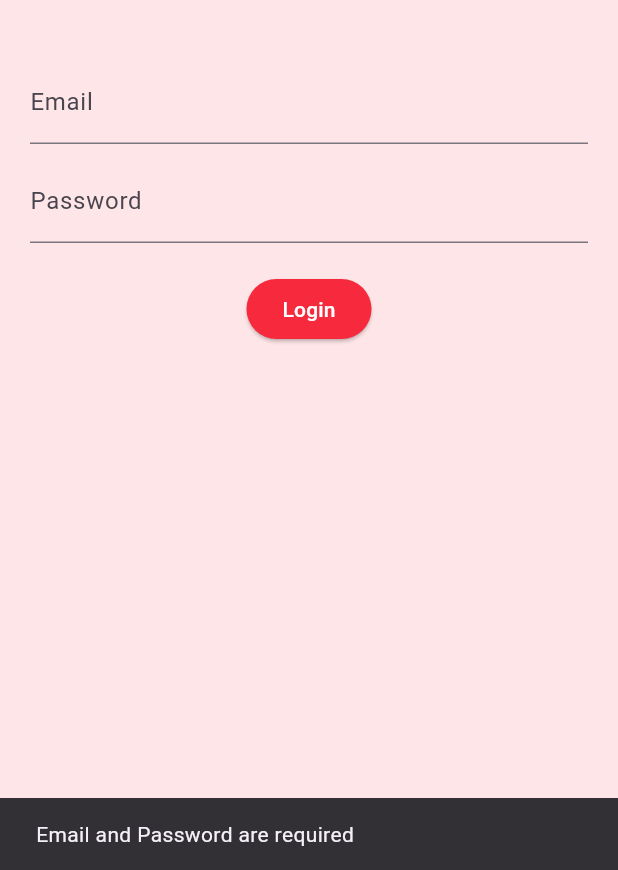
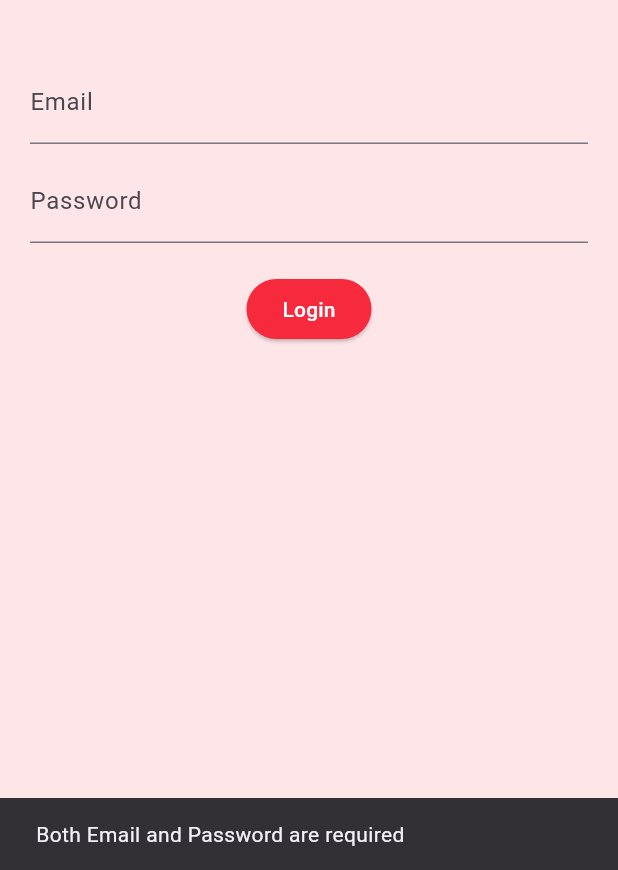
Before and after one commit to magarohan/blood_link, a Flutter app: the screen it shows after launch, after a tap on "Login", on a phone screen of 412 x 824 dp, the part 366-1236 px from its top. Run offline on Flutter 3.47's test engine with Material 3 defaults, Android fonts, the phone set to English and light mode, and no system bars; our stand-ins replace pie_chart, shared_preferences.

Commit message:
minor changes

```diff
--- a/frontend/blood_link/lib/login.dart
+++ b/frontend/blood_link/lib/login.dart
@@ -80,7 +80,7 @@ class _LoginScreenState
     if (email.isEmpty ||
         password.isEmpty) {
       ScaffoldMessenger.of(context).showSnackBar(
-        const SnackBar(content: Text('Email and Password are required')),
+        const SnackBar(content: Text('Both Email and Password are required')),
       );
       return;
     }
```
